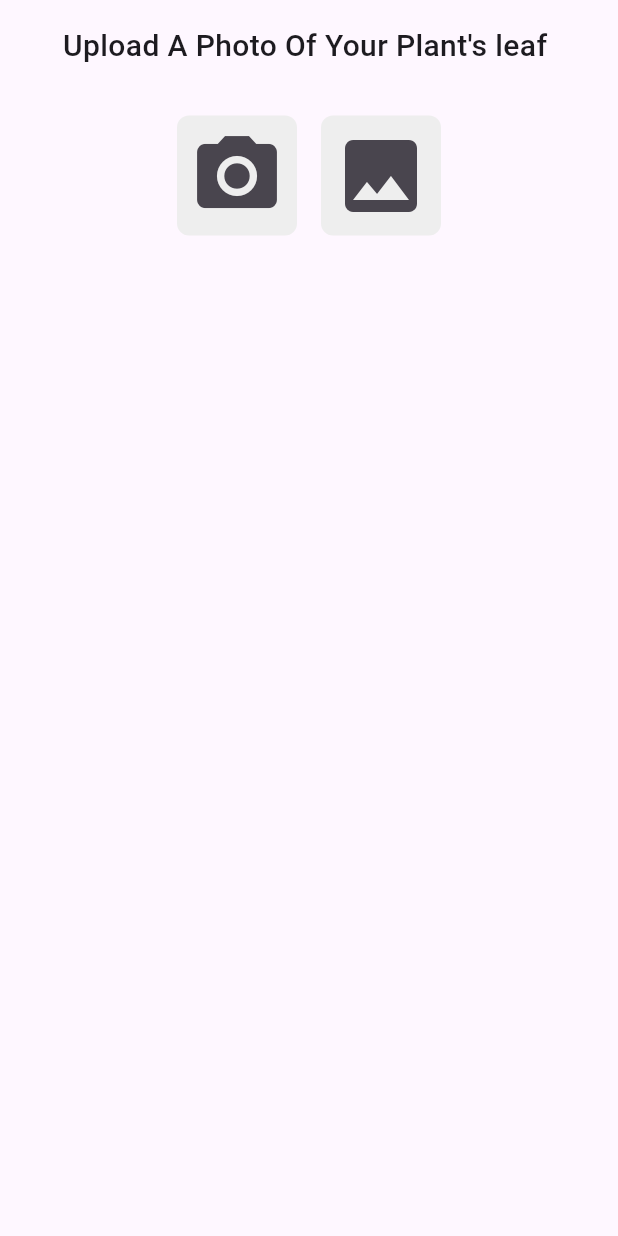
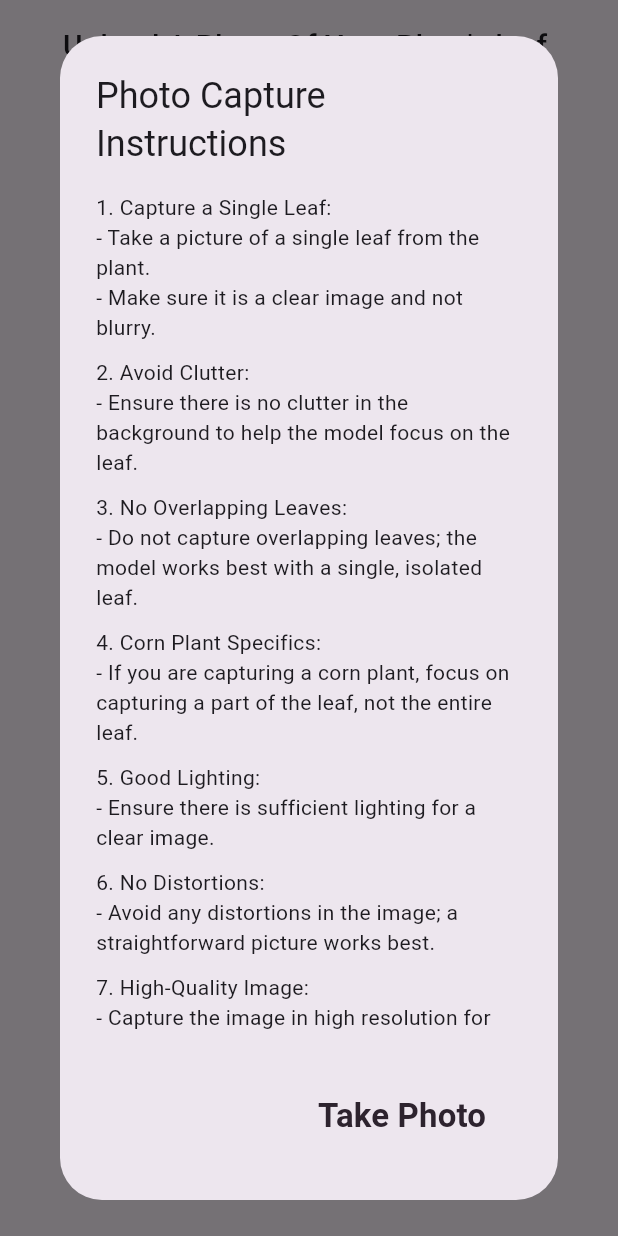
Before and after one commit to ayahareez/PlantDiseaseDetection, a Flutter app: the PlantPhotoPage screen opened directly, after a tap on the "camera alt" icon, on a phone screen of 412 x 824 dp. Run offline on Flutter 3.47's test engine with Material 3 defaults, Android fonts, the phone set to English and light mode, and no system bars; our stand-ins replace animated_splash_screen, bloc, cloud_firestore, dartz, equatable, firebase_auth and 7 more; missing offline and left inert: dart:html; accounts and stored records are empty.

Commit message:
'commit 15 - 2'

```diff
--- /dev/null
+++ b/lib/features/predict_plant_disease/presentation/pages/instruction_dialog.dart
@@ -0,0 +1,85 @@
+import 'dart:io';
+
+import 'package:flutter/material.dart';
+
+import '../../../../core/image_picker_helper.dart';
+import '../../../../core/storage_helper.dart';
+
+Future<void> showInstructionsDialog(BuildContext context, void Function(void Function()) setState) async {
+  File? imageFile;
+  String? imageUrl;
+  bool flag = false;
+
+  return showDialog<void>(
+    context: context,
+    builder: (BuildContext context) {
+      return StatefulBuilder(
+        builder: (BuildContext context, StateSetter setStateInDialog) {
+          return AlertDialog(
+            title: const Text('Photo Capture Instructions'),
+            content: const SingleChildScrollView(
+              child: Column(
+                crossAxisAlignment: CrossAxisAlignment.start,
+                children: <Widget>[
+                  Text('1. Capture a Single Leaf:'),
+                  Text('- Take a picture of a single leaf from the plant.'),
+                  Text('- Make sure it is a clear image and not blurry.'),
+                  SizedBox(height: 10),
+                  Text('2. Avoid Clutter:'),
+                  Text('- Ensure there is no clutter in the background to help the model focus on the leaf.'),
+                  SizedBox(height: 10),
+                  Text('3. No Overlapping Leaves:'),
+                  Text('- Do not capture overlapping leaves; the model works best with a single, isolated leaf.'),
+                  SizedBox(height: 10),
+                  Text('4. Corn Plant Specifics:'),
+                  Text('- If you are capturing a corn plant, focus on capturing a part of the leaf, not the entire leaf.'),
+                  SizedBox(height: 10),
+                  Text('5. Good Lighting:'),
+                  Text('- Ensure there is sufficient lighting for a clear image.'),
+                  SizedBox(height: 10),
+                  Text('6. No Distortions:'),
+                  Text('- Avoid any distortions in the image; a straightforward picture works best.'),
+                  SizedBox(height: 10),
+                  Text('7. High-Quality Image:'),
+                  Text('- Capture the image in high resolution for accurate disease prediction.'),
+                ],
+              ),
+            ),
+            actions: <Widget>[
+              TextButton(
+                onPressed: () {
+                  Navigator.of(context).pop();
+                },
+                child: flag
+                    ? Image.file(
+                  File(imageFile!.path),
+                  fit: BoxFit.cover,
+                )
+                    : TextButton(
+                    onPressed: () async {
+                      imageFile = await ImagePickerHelperImpl().pickImageFileFromGallery();
+                      if (imageFile != null) {
+                        imageUrl = await StorageHelperImpl().uploadImageFromFile(imageFile!);
+                      }
+                      print(imageUrl);
+                      print('beeep');
+                      setStateInDialog(() {
+                        flag = true;
+                      });
+                    },
+                    child: const Text(
+                      'Take Photo',
+                      style: TextStyle(
+                        color: Color(0xff2d232e),
+                        fontWeight: FontWeight.bold,
+                        fontSize: 22,
+                      ),
+                    )),
+              ),
+            ],
+          );
+        },
+      );
+    },
+  );
+}
--- a/lib/features/predict_plant_disease/presentation/pages/plant_photo_page.dart
+++ b/lib/features/predict_plant_disease/presentation/pages/plant_photo_page.dart
@@ -1,4 +1,5 @@
 import 'package:flutter/material.dart';
+import 'package:plant_disease/features/predict_plant_disease/presentation/pages/instruction_dialog.dart';
 
 class PlantPhotoPage extends StatefulWidget {
   const PlantPhotoPage({super.key});
@@ -33,7 +34,10 @@ class _PlantPhotoPageState extends State<PlantPhotoPage> {
                           borderRadius: BorderRadius.circular(8),
                           color: Colors.grey[200]),
                       child: IconButton(
-                        onPressed: () {},
+                        onPressed: () {
+                          showInstructionsDialog(context, setState);
+
+                        },
                         icon: Icon(
                           Icons.camera_alt,
                           size: 64,
@@ -48,7 +52,10 @@ class _PlantPhotoPageState extends State<PlantPhotoPage> {
                           borderRadius: BorderRadius.circular(8),
                           color: Colors.grey[200]),
                       child: IconButton(
-                        onPressed: () {},
+                        onPressed: () {
+                          showInstructionsDialog(context, setState);
+
+                        },
                         icon: Icon(
                           Icons.photo,
                           size: 64,
```
